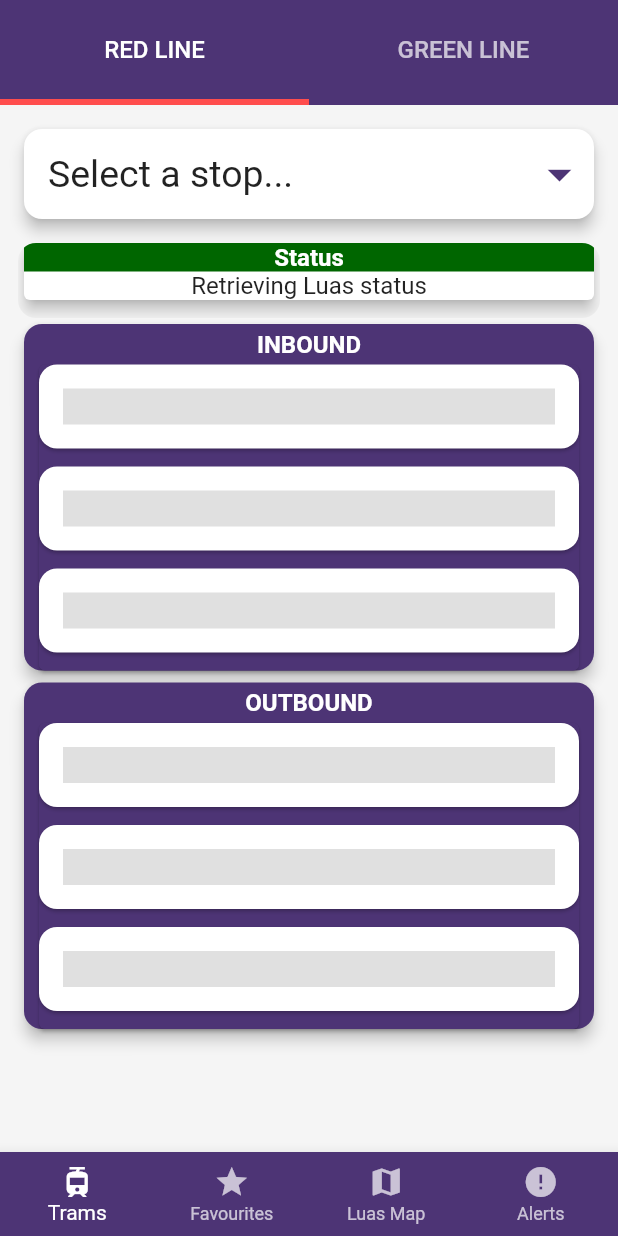
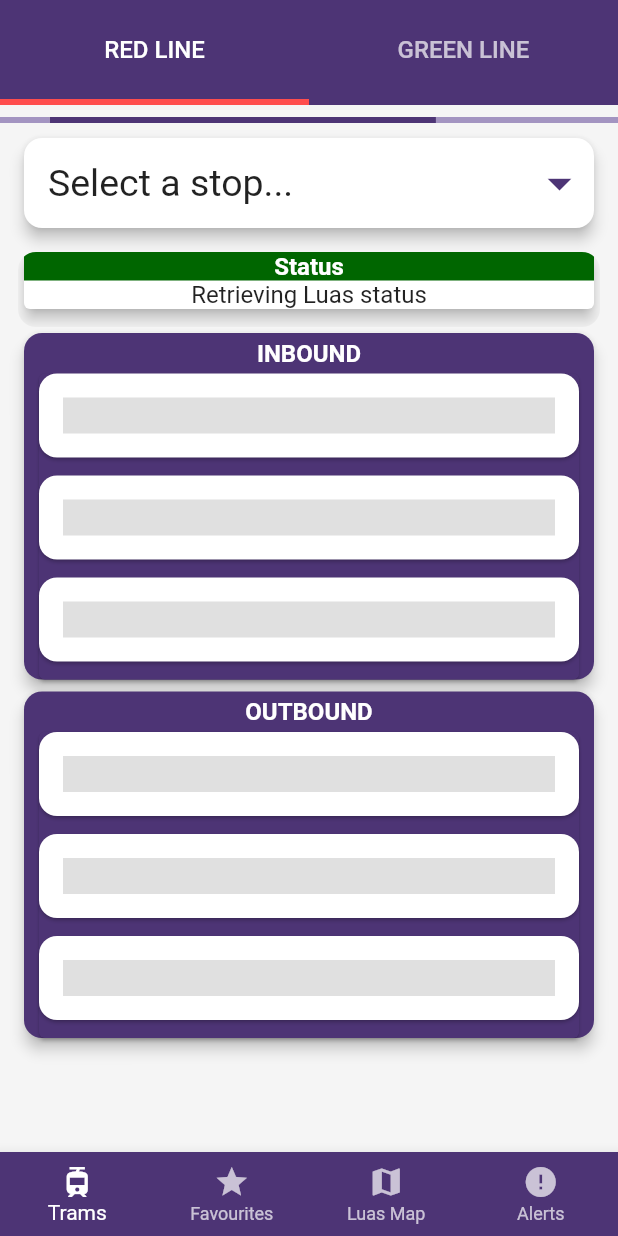
Before and after one commit to thecosmicfrog/luasataglance_flutter, a Flutter app: the screen it shows after launch, on a phone screen of 412 x 824 dp. Run offline on Flutter 3.47's test engine with Material 2 defaults, Android fonts, the phone set to English and light mode, and no system bars; our stand-ins replace rxdart.

Commit message:
Loading bar
* Added linear progress indicator (loading bar) when stop forecast is
  being loaded.
* Removed FadingEdgeScrollView.

```diff
--- a/lib/src/org/thecosmicfrog/luasataglance_flutter/resources/constant.dart
+++ b/lib/src/org/thecosmicfrog/luasataglance_flutter/resources/constant.dart
@@ -4,10 +4,12 @@
   static const String redLine = "Red Line";
   static const String greenLine = "Green Line";
   static const int colorLuasPurple = 0xff4d3475;
+  static const int colorLuasPurpleFaded = 0xffa394c1;
   static const int colorRedLine = 0xffff4d4d;
   static const int colorGreenLine = 0xff33ad5c;
   static const int colorStatusOk = 0xff006600;
   static const int colorStatusProblem = 0xffe00000;
+  static const int colorSlightGrey = 0xffc3c3c3;
 
   static const redLineStopMap = <String, String>{
     "Select a stop...": "NOT_APPLICABLE",
--- a/lib/src/org/thecosmicfrog/luasataglance_flutter/screen/trams_screen.dart
+++ b/lib/src/org/thecosmicfrog/luasataglance_flutter/screen/trams_screen.dart
@@ -1,6 +1,7 @@
 import 'package:flutter/material.dart';
 import 'package:luasataglance_flutter/src/org/thecosmicfrog/luasataglance_flutter/bloc/bloc.dart';
 import 'package:luasataglance_flutter/src/org/thecosmicfrog/luasataglance_flutter/bloc/provider.dart';
+import 'package:luasataglance_flutter/src/org/thecosmicfrog/luasataglance_flutter/model/stop_forecast_model.dart';
 import 'package:luasataglance_flutter/src/org/thecosmicfrog/luasataglance_flutter/resources/constant.dart';
 import 'package:luasataglance_flutter/src/org/thecosmicfrog/luasataglance_flutter/widget/dropdown_selector_widget.dart';
 import 'package:luasataglance_flutter/src/org/thecosmicfrog/luasataglance_flutter/widget/status_widget.dart';
@@ -14,7 +15,7 @@
 }
 
 class TramsScreenState extends State<TramsScreen>
-    with TickerProviderStateMixin {
+    with AutomaticKeepAliveClientMixin, TickerProviderStateMixin {
   static const int redLineTabIndex = 0;
   static const int greenLineTabIndex = 1;
 
@@ -28,14 +29,23 @@
     super.initState();
   }
 
+  /* Don't unload tab content when tab is switched. Prevents UI stutters. */
+  @override
+  bool get wantKeepAlive => true;
+
   @override
   Widget build(context) {
+    super.build(context);
+
     final bloc = Provider.of(context)?.bloc;
     final tabController =
         TabController(length: _homeScreenTabs.length, vsync: this);
 
     tabController.addListener(() {
+      if (tabController.indexIsChanging ||
+          (tabController.animation?.value == tabController.index)) {
         onTabChanged(tabController.index, bloc);
+      }
     });
 
     return Column(
@@ -70,6 +80,29 @@
                 tabs: _homeScreenTabs,
               ),
             );
+          },
+        ),
+        StreamBuilder(
+            stream: bloc?.stopForecastValueStream,
+            builder: (BuildContext context,
+                AsyncSnapshot<StopForecastModel> snapshot) {
+              if (!snapshot.hasData) {
+                return Container();
+              }
+
+              if (snapshot.data?.clear ?? false) {
+                return Container(
+                  padding: const EdgeInsets.only(top: 8.0),
+                  child: const LinearProgressIndicator(
+                    color: Color(Constant.colorLuasPurple),
+                    backgroundColor: Color(Constant.colorLuasPurpleFaded),
+                  ),
+                );
+              }
+
+              return Container(
+                padding: const EdgeInsets.only(top: 12.0),
+              );
             }),
         Expanded(
           child: TabBarView(
@@ -77,15 +110,12 @@
             children: _homeScreenTabs.map((Tab tab) {
               final String label = tab.text?.toLowerCase() ?? "";
 
-              return Container(
-                padding: const EdgeInsets.only(left: 12.0, right: 12.0),
-                child: Column(
+              return Column(
                 children: [
                   DropdownSelectorWidget(line: tab.text!),
                   const StatusWidget(),
                   FullStopForecastWidget(line: tab.text!),
                 ],
-                ),
               );
             }).toList(),
           ),
--- a/lib/src/org/thecosmicfrog/luasataglance_flutter/widget/dropdown_selector_widget.dart
+++ b/lib/src/org/thecosmicfrog/luasataglance_flutter/widget/dropdown_selector_widget.dart
@@ -66,14 +66,15 @@
               return Container();
             }
 
-            return SizedBox(
+            return Container(
               width: double.infinity,
+              padding: const EdgeInsets.only(left: 12.0, right: 12.0),
               child: Card(
                 elevation: 4.0,
                 margin: const EdgeInsets.only(
                   left: 4.0,
                   right: 4.0,
-                  top: 16.0,
+                  top: 10.0,
                   bottom: 16.0,
                 ),
                 shape: RoundedRectangleBorder(
--- a/lib/src/org/thecosmicfrog/luasataglance_flutter/widget/full_stop_forecast_widget.dart
+++ b/lib/src/org/thecosmicfrog/luasataglance_flutter/widget/full_stop_forecast_widget.dart
@@ -1,4 +1,3 @@
-import 'package:fading_edge_scrollview/fading_edge_scrollview.dart';
 import 'package:flutter/material.dart';
 import 'package:luasataglance_flutter/src/org/thecosmicfrog/luasataglance_flutter/bloc/bloc.dart';
 import 'package:luasataglance_flutter/src/org/thecosmicfrog/luasataglance_flutter/bloc/provider.dart';
@@ -8,7 +7,7 @@
 
 class FullStopForecastWidget extends StatelessWidget {
   final String line;
-  final _controller = ScrollController();
+  final _scrollController = ScrollController();
 
   FullStopForecastWidget({Key? key, required this.line}) : super(key: key);
 
@@ -17,16 +16,20 @@
     final Bloc? bloc = Provider.of(context)?.bloc;
 
     return Expanded(
+      child: Container(
+        padding: const EdgeInsets.only(right: 6.0),
         child: RefreshIndicator(
-        color: line == "RED LINE"
+          color: line == Constant.redLine.toUpperCase()
               ? const Color(Constant.colorRedLine)
               : const Color(Constant.colorGreenLine),
-        child: FadingEdgeScrollView.fromScrollView(
-          gradientFractionOnStart: 0.2,
-          gradientFractionOnEnd: 0.2,
+          child: RawScrollbar(
+            controller: _scrollController,
+            thumbColor: const Color(Constant.colorSlightGrey),
+            radius: const Radius.circular(20.0),
             child: ListView(
-            controller: _controller,
-            padding: const EdgeInsets.only(bottom: 64.0),
+              controller: _scrollController,
+              padding:
+                  const EdgeInsets.only(left: 12.0, right: 6.0),
               physics: const AlwaysScrollableScrollPhysics(),
               children: [
                 StopForecastDirectionContainerWidget(
@@ -43,6 +46,7 @@
           onRefresh: () async {
             return await refresh(bloc);
           },
+        ),
       ),
     );
   }
--- a/lib/src/org/thecosmicfrog/luasataglance_flutter/widget/status_widget.dart
+++ b/lib/src/org/thecosmicfrog/luasataglance_flutter/widget/status_widget.dart
@@ -28,11 +28,17 @@
         // print(Utf8Decoder()
         //     .convert(stopForecastStatusMessage?.codeUnits as List<int>));
 
-        return ClipRRect(
+        return Container(
+          padding: const EdgeInsets.only(left: 12.0, right: 12.0),
+          child: ClipRRect(
             borderRadius: BorderRadius.circular(12.0),
             child: Card(
               elevation: 4.0,
-            margin: const EdgeInsets.only(left: 4.0, right: 4.0, bottom: 12.0),
+              margin: const EdgeInsets.only(
+                left: 4.0,
+                right: 4.0,
+                bottom: 12.0,
+              ),
               child: Column(
                 children: [
                   Container(
@@ -57,6 +63,7 @@
                 ],
               ),
             ),
+          ),
         );
       },
     );
--- a/pubspec.yaml
+++ b/pubspec.yaml
@@ -30,7 +30,6 @@
   flutter:
     sdk: flutter
 
-  fading_edge_scrollview: 2.0.1
   http: 0.13.4
   rxdart: 0.27.3
 
```
Also changed, not shown: lib/src/org/thecosmicfrog/luasataglance_flutter/widget/stop_forecast_entries_widget.dart (+5 -2 lines). Lines whose indentation alone changed are shown as unchanged.
